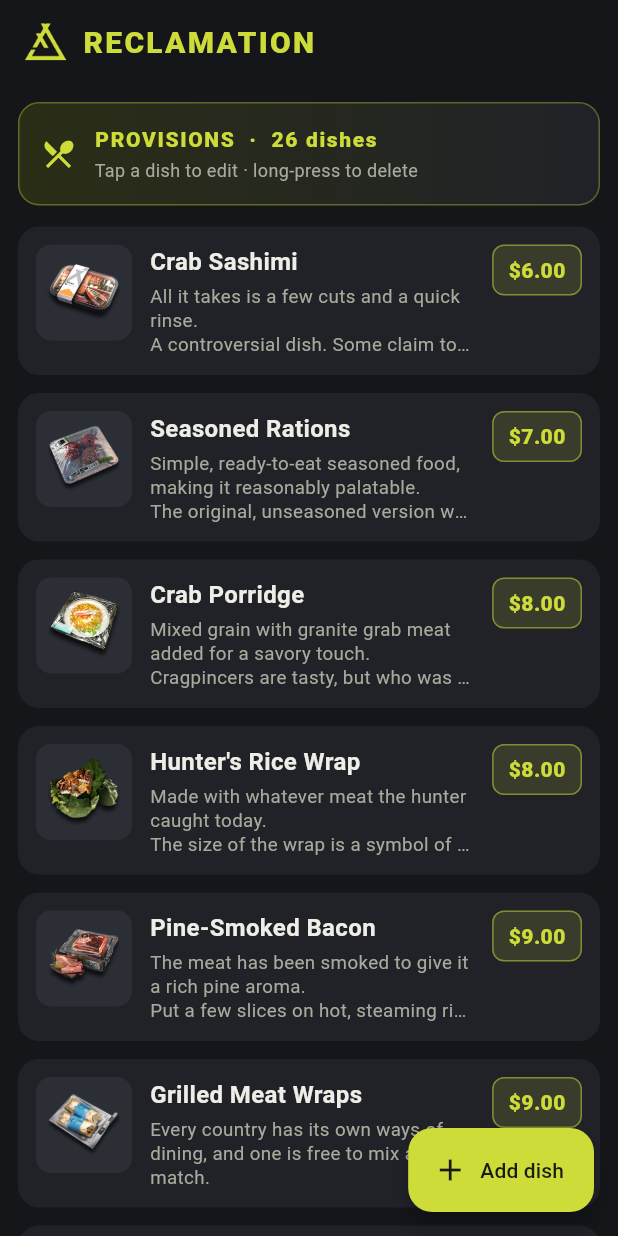
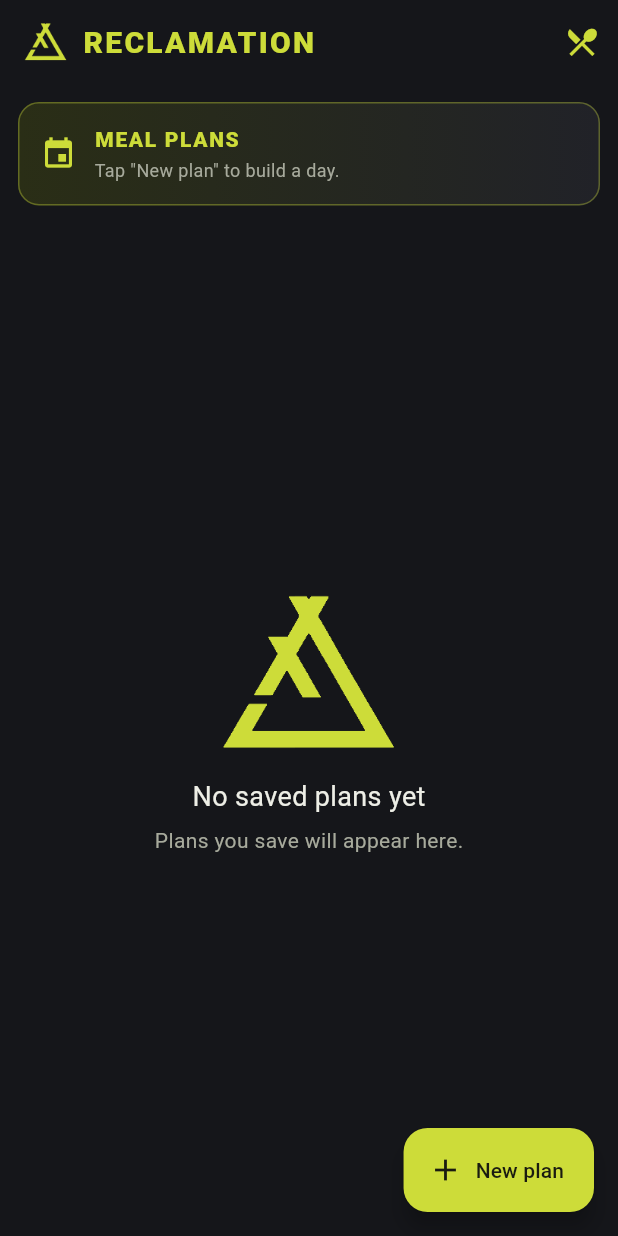
Before and after one commit to jb-cheng/Reclamation-restaurant, a Flutter app: the screen it shows after launch, on a phone screen of 412 x 824 dp. Run offline on Flutter 3.47's test engine with Material 3 defaults, Android fonts, the phone set to English and light mode, and no system bars; our stand-ins replace material_ui, sqflite; accounts and stored records are empty.

Commit message:
feat: add plans screen and database, add new plan screen, reorder home-screen
added a placeholder meal plans screen (which becomes the replacement home screen) with a button that goes to the previous home screen, now renamed to menu screen.  also added new plan screen to create new meal plans (does not show up on the plans screen yet), and updated the database to store meal plans

```diff
--- a/lib/db_helper.dart
+++ b/lib/db_helper.dart
@@ -4,7 +4,7 @@ import 'package:sqflite/sqflite.dart';
 import 'dish.dart';
 import 'seed_data.dart';
 
-/// Owns the SQLite database and every read/write for the menu.
+/// Owns the SQLite database and every read/write for foods and order plans.
 /// A singleton so the whole app shares one open connection.
 class DbHelper {
   DbHelper._();
@@ -22,12 +22,18 @@ class DbHelper {
     _db = await openDatabase(
       path,
       version: _dbVersion,
+      onConfigure: _onConfigure,
       onCreate: _onCreate,
     );
     return _db!;
   }
 
-  // Create the menu table and seed the starting dishes (runs once, on install).
+  // Enable foreign keys so deleting a plan or dish also clears its link rows.
+  Future<void> _onConfigure(Database db) async {
+    await db.execute('PRAGMA foreign_keys = ON');
+  }
+
+  // Create the three tables and seed the starting menu (runs once, on install).
   Future<void> _onCreate(Database db, int version) async {
     await db.execute('''
       CREATE TABLE food_items (
@@ -38,10 +44,28 @@ class DbHelper {
         image TEXT NOT NULL
       )
     ''');
+    await db.execute('''
+      CREATE TABLE order_plans (
+        id INTEGER PRIMARY KEY AUTOINCREMENT,
+        date TEXT NOT NULL,
+        target_cost REAL NOT NULL
+      )
+    ''');
+    await db.execute('''
+      CREATE TABLE order_plan_items (
+        id INTEGER PRIMARY KEY AUTOINCREMENT,
+        plan_id INTEGER NOT NULL,
+        food_id INTEGER NOT NULL,
+        FOREIGN KEY (plan_id) REFERENCES order_plans (id) ON DELETE CASCADE,
+        FOREIGN KEY (food_id) REFERENCES food_items (id) ON DELETE CASCADE
+      )
+    ''');
     for (final food in seedFoods) {
       await db.insert('food_items', food.toMap()..remove('id'));
     }
   }
+
+  // ---------- Food items ----------
 
   /// All dishes, cheapest first.
   Future<List<Dish>> getFoods() async {
@@ -65,4 +89,87 @@ class DbHelper {
     final db = await database;
     return db.delete('food_items', where: 'id = ?', whereArgs: [id]);
   }
+
+  // ---------- Order plans ----------
+
+  /// Save a plan and its chosen dishes together in one transaction.
+  Future<int> insertPlan(OrderPlan plan) async {
+    final db = await database;
+    return db.transaction((txn) async {
+      final planId = await txn.insert('order_plans', {
+        'date': plan.date,
+        'target_cost': plan.targetCost,
+      });
+      for (final item in plan.items) {
+        await txn.insert('order_plan_items', {
+          'plan_id': planId,
+          'food_id': item.id,
+        });
+      }
+      return planId;
+    });
+  }
+
+  /// Replace a plan's date/budget and rebuild its chosen dishes.
+  Future<int> updatePlan(OrderPlan plan) async {
+    final db = await database;
+    return db.transaction((txn) async {
+      final count = await txn.update(
+        'order_plans',
+        {'date': plan.date, 'target_cost': plan.targetCost},
+        where: 'id = ?',
+        whereArgs: [plan.id],
+      );
+      await txn.delete('order_plan_items',
+          where: 'plan_id = ?', whereArgs: [plan.id]);
+      for (final item in plan.items) {
+        await txn.insert('order_plan_items', {
+          'plan_id': plan.id,
+          'food_id': item.id,
+        });
+      }
+      return count;
+    });
+  }
+
+  Future<int> deletePlan(int id) async {
+    final db = await database;
+    return db.delete('order_plans', where: 'id = ?', whereArgs: [id]);
+  }
+
+  /// All plans, newest date first.
+  Future<List<OrderPlan>> getPlans() async {
+    final db = await database;
+    final rows = await db.query('order_plans', orderBy: 'date DESC, id DESC');
+    final plans = <OrderPlan>[];
+    for (final row in rows) {
+      plans.add(await _planFromRow(db, row));
+    }
+    return plans;
+  }
+
+  /// The most recent plan saved for a date, or null if none exists.
+  Future<OrderPlan?> getPlanByDate(String date) async {
+    final db = await database;
+    final rows = await db.query('order_plans',
+        where: 'date = ?', whereArgs: [date], orderBy: 'id DESC', limit: 1);
+    if (rows.isEmpty) return null;
+    return _planFromRow(db, rows.first);
+  }
+
+  // Attach the chosen dishes to a plan row by joining the link table.
+  Future<OrderPlan> _planFromRow(Database db, Map<String, Object?> row) async {
+    final itemRows = await db.rawQuery('''
+      SELECT f.* FROM food_items f
+      INNER JOIN order_plan_items oi ON f.id = oi.food_id
+      WHERE oi.plan_id = ?
+      ORDER BY f.cost ASC, f.name ASC
+    ''', [row['id']]);
+    return OrderPlan(
+      id: row['id'] as int,
+      date: row['date'] as String,
+      targetCost: (row['target_cost'] as num).toDouble(),
+      items: itemRows.map(Dish.fromMap).toList(),
+    );
+  }
 }
--- a/lib/dish.dart
+++ b/lib/dish.dart
@@ -39,5 +39,30 @@ class Dish {
   }
 }
 
+/// A saved day plan: a date, a budget, and the dishes chosen for that day.
+class OrderPlan {
+  final int? id;
+  final String date; // stored as yyyy-MM-dd
+  final double targetCost;
+  final List<Dish> items;
+
+  const OrderPlan({
+    this.id,
+    required this.date,
+    required this.targetCost,
+    required this.items,
+  });
+
+  /// Sum of the chosen dishes; kept at or below targetCost.
+  double get total => items.fold(0.0, (sum, item) => sum + item.cost);
+}
+
+/// Format a date the same way it is stored in the database (yyyy-MM-dd).
+String formatDate(DateTime date) {
+  final month = date.month.toString().padLeft(2, '0');
+  final day = date.day.toString().padLeft(2, '0');
+  return '${date.year}-$month-$day';
+}
+
 /// Money label used across the UI.
 String formatCost(double value) => '\$${value.toStringAsFixed(2)}';
--- a/lib/main.dart
+++ b/lib/main.dart
@@ -1,13 +1,13 @@
 import 'package:material_ui/material_ui.dart';
 
-import 'home_screen.dart';
+import 'plans_screen.dart';
 import 'theme.dart';
 
 void main() {
   runApp(const ReclamationApp());
 }
 
-/// Root widget: applies the Reclamation theme and opens the menu.
+/// Root widget: applies the Reclamation theme and opens the order plans.
 class ReclamationApp extends StatelessWidget {
   const ReclamationApp({super.key});
 
@@ -17,7 +17,7 @@ class ReclamationApp extends StatelessWidget {
       title: 'Reclamation',
       debugShowCheckedModeBanner: false,
       theme: buildTheme(),
-      home: const HomeScreen(),
+      home: const PlansScreen(),
     );
   }
 }
--- a/lib/home_screen.dart
+++ b/lib/menu_screen.dart
@@ -5,16 +5,16 @@ import 'new_dish_screen.dart';
 import 'dish.dart';
 import 'theme.dart';
 
-/// Home screen: the seeded menu of dishes with their costs.
+/// Menu items screen: the seeded menu of dishes with their costs.
 /// Tap a dish to edit it, long-press to delete, FAB to add a new one.
-class HomeScreen extends StatefulWidget {
-  const HomeScreen({super.key});
+class MenuScreen extends StatefulWidget {
+  const MenuScreen({super.key});
 
   @override
-  State<HomeScreen> createState() => _HomeScreenState();
+  State<MenuScreen> createState() => _MenuScreenState();
 }
 
-class _HomeScreenState extends State<HomeScreen> {
+class _MenuScreenState extends State<MenuScreen> {
   List<Dish> _foods = [];
   bool _loading = true;
 
@@ -70,16 +70,7 @@ class _HomeScreenState extends State<HomeScreen> {
   @override
   Widget build(BuildContext context) {
     return Scaffold(
-      appBar: AppBar(
-        title: Row(
-          mainAxisSize: MainAxisSize.min,
-          children: [
-            Image.asset('assets/logo.png', height: 26),
-            const SizedBox(width: 10),
-            const Text('RECLAMATION'),
-          ],
-        ),
-      ),
+      appBar: AppBar(title: const Text('MENU ITEMS')),
       body: _loading
           ? const Center(child: CircularProgressIndicator())
           : _foods.isEmpty
--- /dev/null
+++ b/lib/plans_screen.dart
@@ -0,0 +1,135 @@
+import 'package:material_ui/material_ui.dart';
+
+import 'dish.dart';
+import 'menu_screen.dart';
+import 'new_plan_screen.dart';
+import 'theme.dart';
+
+/// Home screen: the meal plans. For now the list is not wired to the database
+/// yet, so it stays empty; the FAB opens the plan builder which saves into the
+/// database. The top-right button opens the menu items (dishes) screen.
+class PlansScreen extends StatefulWidget {
+  const PlansScreen({super.key});
+
+  @override
+  State<PlansScreen> createState() => _PlansScreenState();
+}
+
+class _PlansScreenState extends State<PlansScreen> {
+  final List<OrderPlan> _plans = [];
+
+  Future<void> _newPlan() async {
+    await Navigator.push<bool>(
+      context,
+      MaterialPageRoute(builder: (_) => const NewPlanScreen()),
+    );
+  }
+
+  Future<void> _openMenu() async {
+    await Navigator.push(
+      context,
+      MaterialPageRoute(builder: (_) => const MenuScreen()),
+    );
+  }
+
+  @override
+  Widget build(BuildContext context) {
+    return Scaffold(
+      appBar: AppBar(
+        title: Row(
+          mainAxisSize: MainAxisSize.min,
+          children: [
+            Image.asset('assets/logo.png', height: 26),
+            const SizedBox(width: 10),
+            const Text('RECLAMATION'),
+          ],
+        ),
+        actions: [
+          IconButton(
+            tooltip: 'Menu items',
+            icon: const Icon(Icons.restaurant_menu),
+            onPressed: _openMenu,
+          ),
+        ],
+      ),
+      body: Column(
+        children: [
+          _buildHeader(),
+          Expanded(child: _plans.isEmpty ? _buildEmpty() : _buildList()),
+        ],
+      ),
+      floatingActionButton: FloatingActionButton.extended(
+        onPressed: _newPlan,
+        icon: const Icon(Icons.add),
+        label: const Text('New plan'),
+      ),
+    );
+  }
+
+  Widget _buildHeader() {
+    return Container(
+      width: double.infinity,
+      margin: const EdgeInsets.fromLTRB(12, 12, 12, 4),
+      padding: const EdgeInsets.all(14),
+      decoration: BoxDecoration(
+        borderRadius: BorderRadius.circular(14),
+        gradient: const LinearGradient(
+          colors: [Color(0xFF2A2E16), kSurface],
+          begin: Alignment.centerLeft,
+          end: Alignment.centerRight,
+        ),
+        border: Border.all(color: kLime.withValues(alpha: 0.35)),
+      ),
+      child: Row(
+        children: [
+          const Icon(Icons.event, color: kLime),
+          const SizedBox(width: 12),
+          Expanded(
+            child: Column(
+              crossAxisAlignment: CrossAxisAlignment.start,
+              children: [
+                const Text('MEAL PLANS',
+                    style: TextStyle(
+                        color: kLime, fontWeight: FontWeight.w800, letterSpacing: 1.1)),
+                const SizedBox(height: 2),
+                const Text('Tap "New plan" to build a day.',
+                    style: TextStyle(color: kMuted, fontSize: 12)),
+              ],
+            ),
+          ),
+        ],
+      ),
+    );
+  }
+
+  Widget _buildEmpty() {
+    return Center(
+      child: Column(
+        mainAxisSize: MainAxisSize.min,
+        children: [
+          Image.asset('assets/logo.png', width: 120),
+          const SizedBox(height: 16),
+          const Text('No saved plans yet', style: TextStyle(color: kText, fontSize: 18)),
+          const SizedBox(height: 6),
+          const Text('Plans you save will appear here.', style: TextStyle(color: kMuted)),
+        ],
+      ),
+    );
+  }
+
+  Widget _buildList() {
+    return ListView.builder(
+      padding: const EdgeInsets.only(top: 4, bottom: 140),
+      itemCount: _plans.length,
+      itemBuilder: (context, index) {
+        final plan = _plans[index];
+        return Card(
+          child: Padding(
+            padding: const EdgeInsets.all(12),
+            child: Text(plan.date, style: const TextStyle(color: kText)),
+          ),
+        );
+      },
+    );
+  }
+}
```
Also changed, not shown: lib/new_plan_screen.dart (added, +266 -0 lines).
